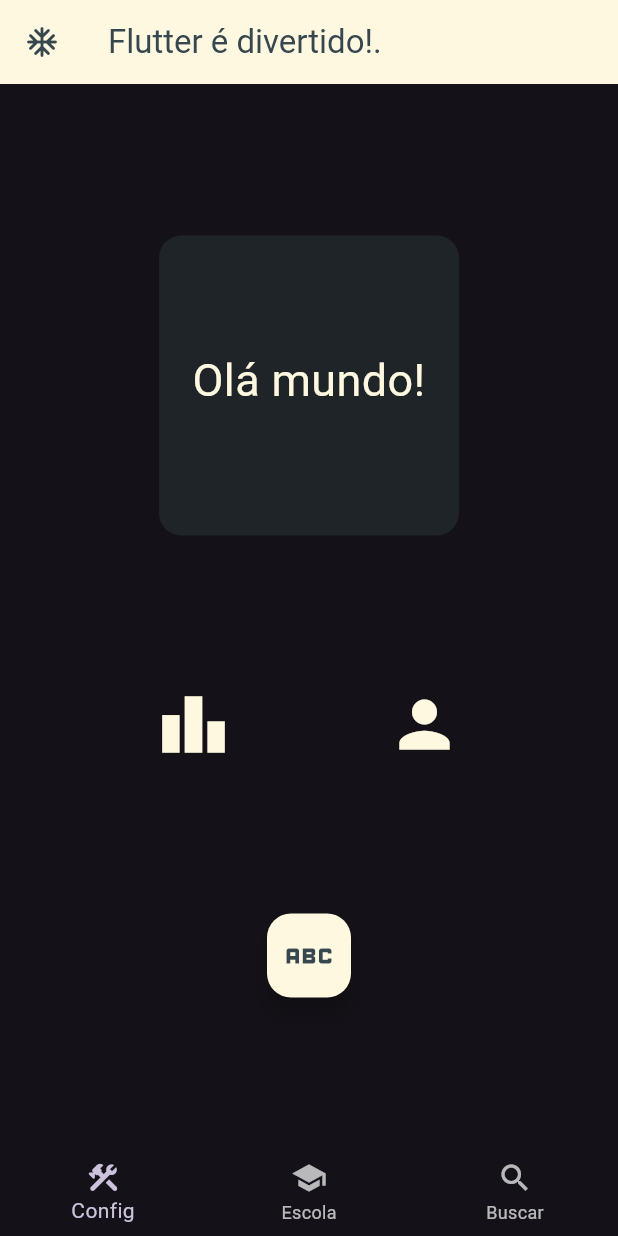
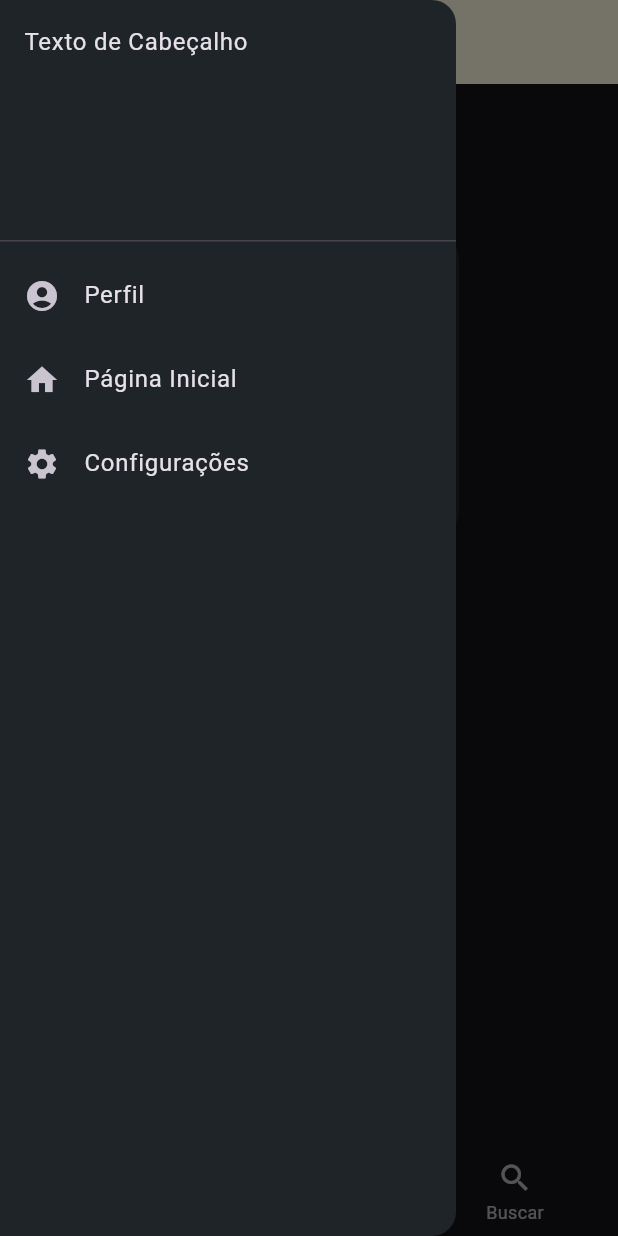
Before and after one commit to nico-cbr/biblioteca-Flutter, a Flutter app: the screen it shows after launch, with the side drawer open (before the commit the screen has no drawer), on a phone screen of 412 x 824 dp. Run offline on Flutter 3.47's test engine with Material 3 defaults, Android fonts, the phone set to English and light mode, and no system bars.

Commit message:
criando mais uma pagina e menu lateral main,dart

```diff
--- a/um_stateless/lib/main.dart
+++ b/um_stateless/lib/main.dart
@@ -22,7 +22,7 @@ class Aplicativo extends StatelessWidget{
       debugShowCheckedModeBanner: false,
       home: Scaffold(
         appBar: AppBar(
-          leading: Icon(Icons.ac_unit_rounded, color:  Colors.blueGrey[800]),
+          // leading: Icon(Icons.ac_unit_rounded, color:  Colors.blueGrey[800]),
           title: Text('Flutter é divertido!.', style: TextStyle(color: Colors.blueGrey[800]), ),
           backgroundColor: Colors.amber[50],
         ),
@@ -75,6 +75,33 @@ class Aplicativo extends StatelessWidget{
           BottomNavigationBarItem(icon: Icon(Icons.school), label:"Escola"),
           BottomNavigationBarItem(icon: Icon(Icons.search), label:"Buscar"),
         ]),
+
+        drawer: Drawer(
+          backgroundColor: Color.fromARGB(255, 30, 36, 39),
+          child: ListView(
+            padding: EdgeInsets.zero, //zerar padding
+            children: [
+              DrawerHeader(
+                child: Text('Texto de Cabeçalho')
+                ),
+              ListTile(
+                leading: Icon(Icons.account_circle),
+                title: Text("Perfil"),
+                onTap: () {print("entrou no perfil");},
+              ),
+              ListTile(
+                leading: Icon(Icons.home),
+                title: Text("Página Inicial"),
+                onTap: () {},
+              ),
+              ListTile(
+                leading: Icon(Icons.settings),
+                title: Text("Configurações"),
+                onTap: () {},
+              )
+            ],
+          ),
+        ),
       ),
     );
   }
--- /dev/null
+++ b/um_stateless/lib/paginaInicial.dart
@@ -0,0 +1,38 @@
+import 'package:flutter/material.dart';
+
+// Metodo principal que inicia o app
+void main(){
+  // roda o que tiver dentro de PaginaInicial
+  runApp(PaginaInicial());
+}
+
+// A classe paginaInicial vai se referir a todo contexto do App classe vai hgerdar o comportamento do
+// StatelessWidget, isso quer dizer o o app é estático. nao muda nada na tela
+class PaginaInicial extends StatelessWidget{
+  const PaginaInicial({super.key});
+  // Funçao que vai constuir as telas do app
+  @override
+  Widget build(BuildContext context) {
+    return MaterialApp(
+    debugShowCheckedModeBanner: false,
+      home: Scaffold(
+        appBar: AppBar(
+          backgroundColor: const Color.fromARGB(255, 30, 36, 39),
+          title: Text("Pagina Inicial", style: TextStyle(color: Colors.amber[50], fontSize: 30)),
+        ),
+
+      body: Center(
+        child: Column(
+         children: [
+           Image.network('https://cdn-images-1.medium.com/max/1200/1*5-aoK8IBmXve5whBQM90GA.png', width: 300, height: 300,),
+
+           SizedBox(height: 20,),
+
+           Text("Conteúdo da página inicial")
+         ],
+        ),
+      ),
+      )
+    );
+  }
+}
```
